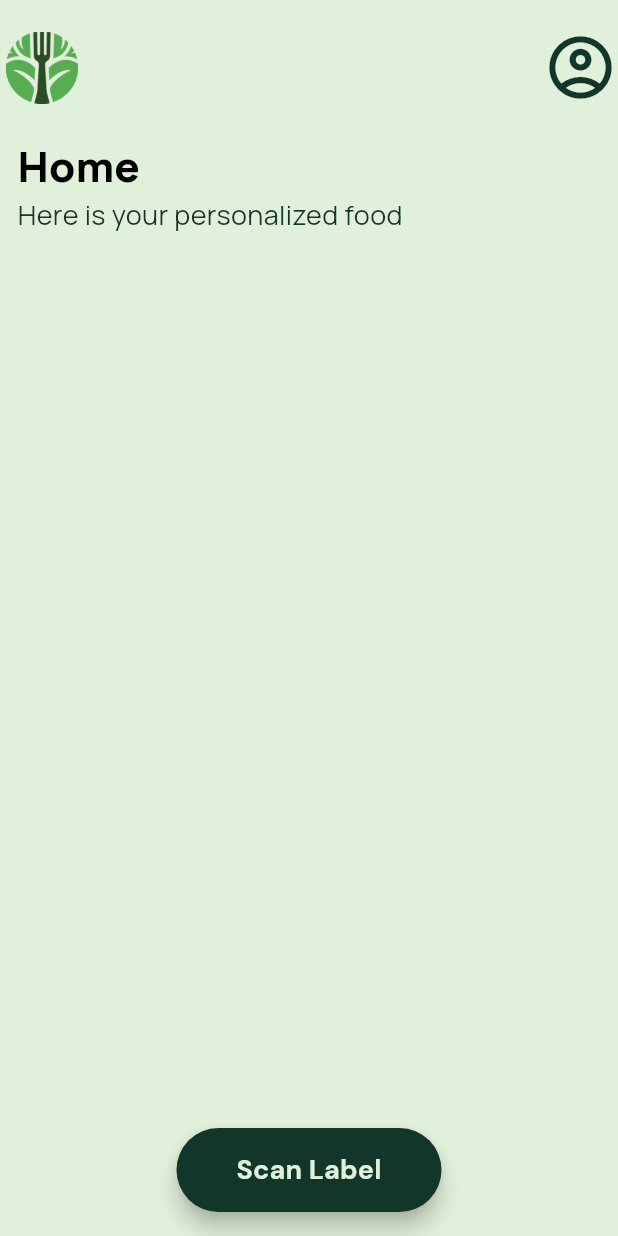
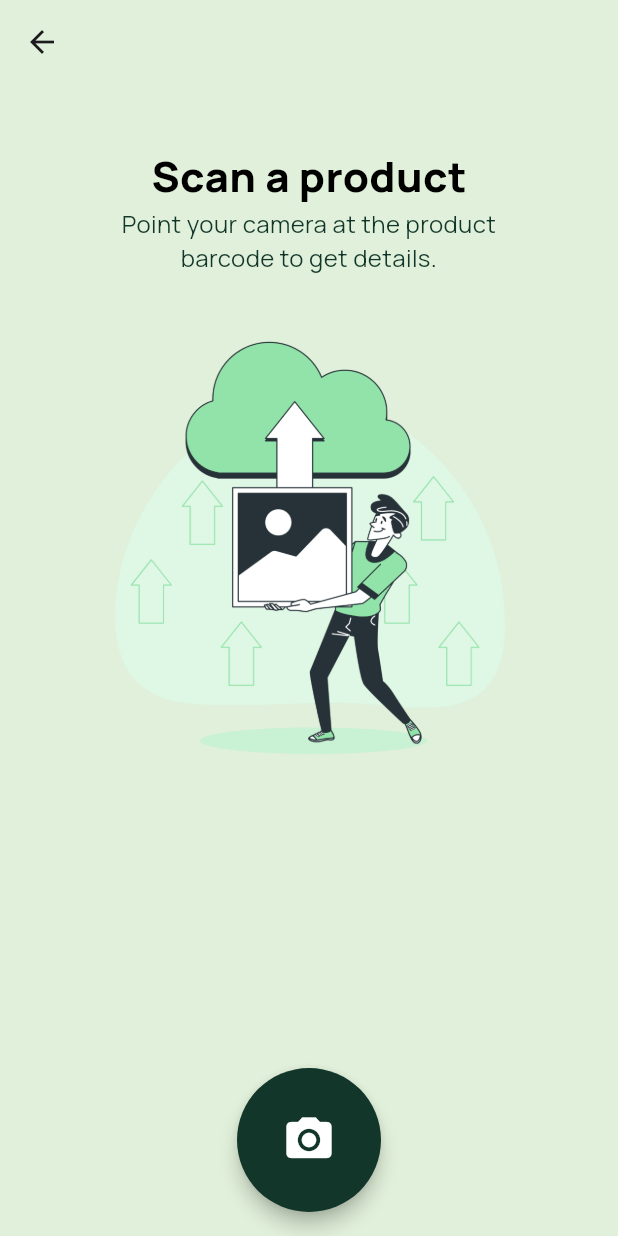
Before and after one commit to abhishekarvind/TastyPalApp, a Flutter app: the HomeScreen screen opened directly, after a tap on "Scan Label", on a phone screen of 412 x 824 dp. Run offline on Flutter 3.47's test engine with Material 3 defaults, Android fonts, the phone set to English and light mode, and no system bars; our stand-ins replace cloud_firestore, firebase_auth, firebase_core, fluttertoast, glassmorphism, google_fonts and 1 more; missing offline and left inert: google_ml_vision; accounts and stored records are empty.

Commit message:
Scan Label Functionality is addded

```diff
--- a/lib/homescreen.dart
+++ b/lib/homescreen.dart
@@ -1,6 +1,7 @@
 import 'package:flutter/cupertino.dart';
 import 'package:flutter/material.dart';
 import 'package:tastypal/profile_page.dart';
+import 'package:tastypal/scan_page.dart';
 import 'package:tastypal/utils/colors.dart';
 import 'package:tastypal/utils/responsive.dart';
 import 'package:tastypal/utils/textstyles.dart';
@@ -20,7 +21,7 @@ class _HomeScreenState extends State<HomeScreen> {
       child: Scaffold(
         floatingActionButtonLocation: FloatingActionButtonLocation.centerFloat,
         floatingActionButton: FloatingActionButton.extended(onPressed: (){
-          Navigator.push(context,MaterialPageRoute(builder: (context)=>HomeScreen()) );
+          Navigator.push(context,MaterialPageRoute(builder: (context)=>ScanPage()) );
         },
           backgroundColor: CustomColor.darkgreen(), label: Padding(
             padding: const EdgeInsets.all(20.0),
--- a/lib/main.dart
+++ b/lib/main.dart
@@ -26,6 +26,7 @@ class MyApp extends StatelessWidget {
     return MaterialApp(
       home: FirebaseAuth.instance.currentUser != null?HomeScreen():GetStarted(),
       theme: ThemeData(
+        dialogBackgroundColor:  CustomColor.lightgreen(),
         scaffoldBackgroundColor: CustomColor.lightgreen(),
         bottomSheetTheme: BottomSheetThemeData(backgroundColor: Colors.transparent,elevation: 0),
         textTheme: GoogleFonts.dmSansTextTheme(),
--- a/lib/profile_page.dart
+++ b/lib/profile_page.dart
@@ -29,9 +29,9 @@ class _ProfilePageState extends State<ProfilePage> {
                 .doc(FirebaseAuth.instance.currentUser?.uid )
                 .snapshots(),
             builder: (context,AsyncSnapshot snapshot){
-              if(snapshot.hasData){
+              if(!snapshot.hasData){
                 Center(
-                  child: Image.asset("assest/loading.gif"),
+                  child: Image.asset("asset/loading.gif"),
                 );
               }
               return Column(
--- /dev/null
+++ b/lib/scan_page.dart
@@ -0,0 +1,101 @@
+import 'dart:io';
+
+import'package:flutter/material.dart';
+import 'package:google_ml_vision/google_ml_vision.dart';
+import 'package:image_picker/image_picker.dart';
+import 'package:tastypal/utils/colors.dart';
+import 'package:tastypal/utils/responsive.dart';
+import 'package:tastypal/utils/textstyles.dart';
+
+class ScanPage extends StatefulWidget {
+  const ScanPage({super.key});
+
+  @override
+  State<ScanPage> createState() => _ScanPageState();
+}
+
+
+
+class _ScanPageState extends State<ScanPage> {
+  File? _image;
+  final ImagePicker _picker = ImagePicker();
+
+  Future<void> _pickImage(ImageSource source) async {
+    final pickedFile = await _picker.pickImage(source:source);
+
+    setState(() {
+      _image = File(pickedFile!.path);
+    });
+
+    _processImage();
+  }
+
+  Future<void> _processImage() async {
+    if (_image == null) return;
+
+    final GoogleVisionImage visionImage = GoogleVisionImage.fromFile(_image!);
+    final TextRecognizer textRecognizer = GoogleVision.instance.textRecognizer();
+
+    try {
+      final VisionText visionText = await textRecognizer.processImage(visionImage);
+      for (TextBlock block in visionText.blocks) {
+        for (TextLine line in block.lines) {
+          for (TextElement element in line.elements) {
+            if(RegExp(r'^[a-zA-Z]+$').hasMatch(element.text.toString())){
+              print(element.text.toString());
+            }
+          }
+        }
+      }
+    } catch (e) {
+      print('Error: $e');
+    } finally {
+      textRecognizer.close();
+    }
+  }
+
+  @override
+  Widget build(BuildContext context) {
+    return SafeArea(
+      child: Scaffold(
+        appBar: AppBar(
+          elevation: 0,
+            backgroundColor: CustomColor.lightgreen(),
+        ),
+        floatingActionButtonLocation: FloatingActionButtonLocation.centerFloat,
+        floatingActionButton: FloatingActionButton.large(onPressed: (){
+          _pickImage(ImageSource.gallery);
+
+        },
+          backgroundColor: CustomColor.darkgreen(),
+          elevation: 5,
+          child: Icon(Icons.camera_alt,color: Colors.white,),
+          shape: RoundedRectangleBorder(
+            borderRadius: BorderRadius.circular(50)
+          ),
+        ),
+        body: Center(
+          child: Padding(
+            padding: EdgeInsets.symmetric(horizontal:AppMediaQuery.screenWidth(context)/20,vertical: AppMediaQuery.screenHeight(context)/20),
+            child: Column(
+              children: [
+                Column(
+                  children: [
+                    CustomTextStyles.head("Scan a product",
+                        AppMediaQuery.textFactor(context) * 28),
+                    CustomTextStyles.subtext("Point your camera at the product\nbarcode to get details.", AppMediaQuery.textFactor(context)*16, TextAlign.center),
+                    Image.asset("assets/scanpage.png")
+
+                  ],
+                ),
+
+
+              ],
+            ),
+          ),
+        ),
+
+      ),
+    );
+  }
+}
--- a/pubspec.yaml
+++ b/pubspec.yaml
@@ -44,6 +44,7 @@ dependencies:
   lottie: ^3.1.0
   glassmorphism: ^3.0.0
   flutter_native_splash: ^2.3.10
+  google_ml_vision: ^0.0.8
 
 
 
```
Also changed, not shown: assets/scanpage.png (added), pubspec.lock.
